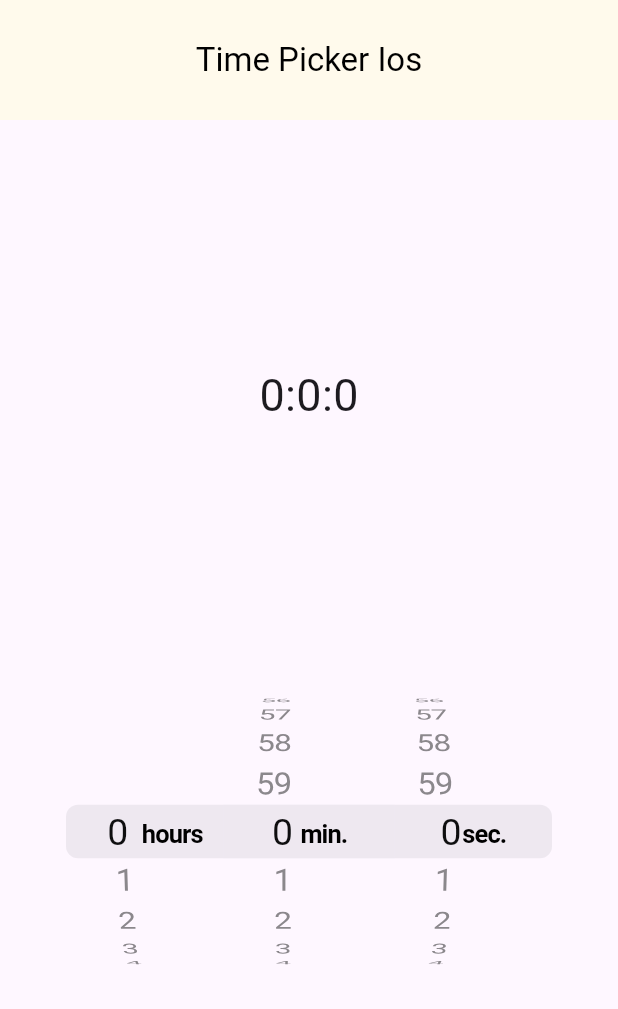
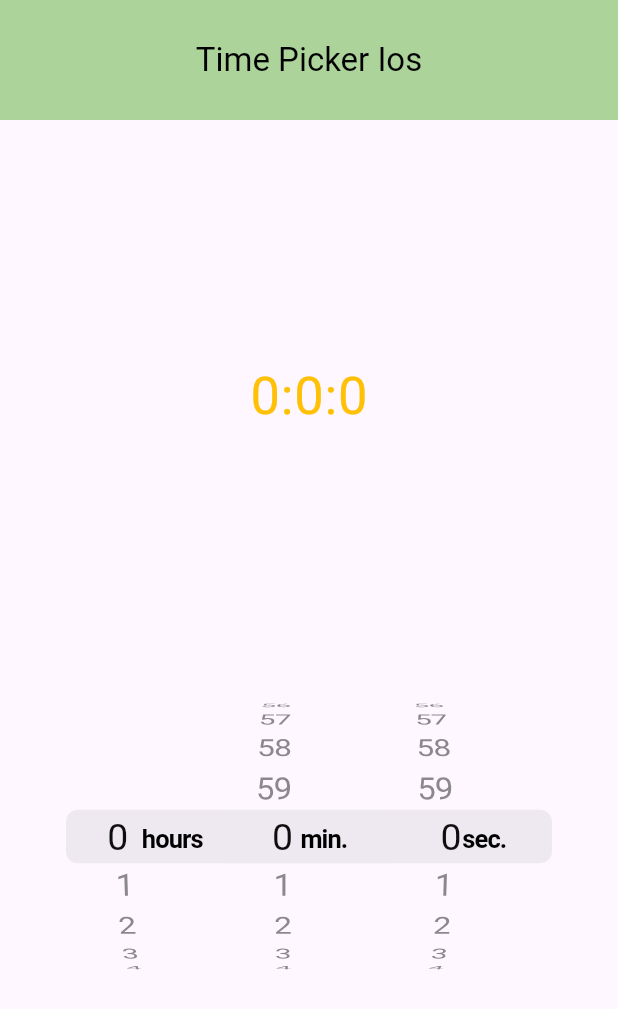
Before and after one commit to MEeTpanchal1222/advence_flutter_ch_2, a Flutter app: the screen it shows after launch, on a phone screen of 412 x 824 dp. Shown: the top 1009 px of the screen. Run offline on Flutter 3.47's test engine with Material 3 defaults, Android fonts, the phone set to English and light mode, and no system bars.

Commit message:
ram  ram

```diff
--- a/lib/2_1/time_picker/ios/view/ios_time_picker.dart
+++ b/lib/2_1/time_picker/ios/view/ios_time_picker.dart
@@ -15,7 +15,6 @@ class IosTimePicker extends StatelessWidget {
       appBar: AppBar(
         toolbarHeight: 80,
         centerTitle: true,
-        backgroundColor: Colors.white,
         title: Text(
           "Time Picker Ios",
           style: TextStyle(color: Colors.black),
@@ -29,7 +28,7 @@ class IosTimePicker extends StatelessWidget {
                 null)
                 ? "0:0:0"
                 : '${Provider.of<IosTimeProvider>(context, listen: true).timeIos.toString().split('.').first.padLeft(8, "0")}',
-            style: TextStyle(fontSize: 30),
+            style: Theme.of(context).textTheme.bodyLarge,
           ),
           CupertinoTimerPicker(
             onTimerDurationChanged: (value) {
--- a/lib/main.dart
+++ b/lib/main.dart
@@ -1,3 +1,4 @@
+import 'package:flutter/cupertino.dart';
 import 'package:flutter/material.dart';
 import 'package:provider/provider.dart';
 
@@ -30,6 +31,12 @@ class MyApp extends StatelessWidget {
       child: MaterialApp(
         debugShowCheckedModeBanner: false,
         theme: ThemeData(
+          textTheme: TextTheme(
+            bodyLarge: TextStyle(
+              color: Colors.amber,
+                  fontSize: 35,
+            )
+          ),
           appBarTheme: AppBarTheme(
             backgroundColor: Colors.green.shade200
           ),
@@ -44,7 +51,8 @@ class MyApp extends StatelessWidget {
                 weekdayStyle: TextStyle(color: Colors.black)),
             timePickerTheme: TimePickerThemeData(
                 dialHandColor: Color(0xff5f9e45),
-                dayPeriodColor: Colors.amber.withOpacity(0.5)))
+                dayPeriodColor: Colors.amber.withOpacity(0.5)),
+        )
             .copyWith(
           colorScheme: ColorScheme.fromSwatch(
             brightness: Brightness.light,
```
